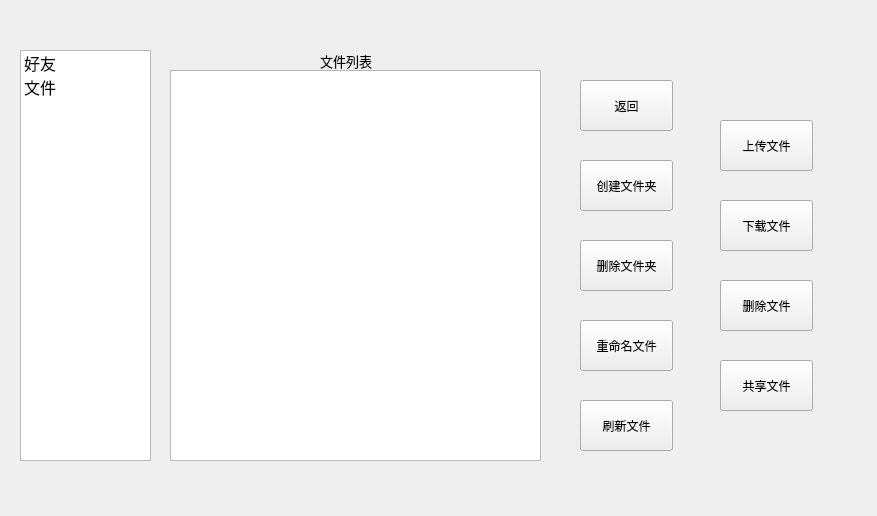
First picture: the form in TcpClient/mainmenu.ui, repository 13097339905/myNetworkDisk, before the edit.
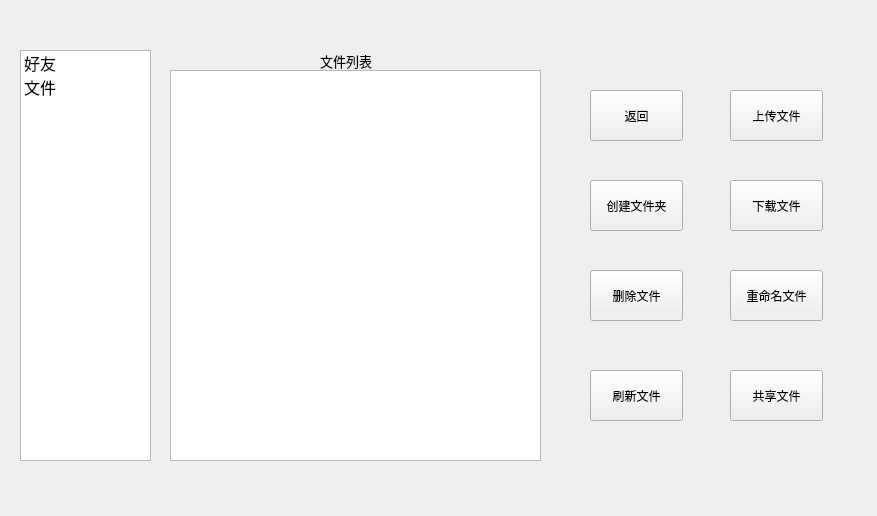
Second picture: the form after the edit.

Commit message: add delete file function

Diff of the .ui file:
```diff
--- a/TcpClient/mainmenu.ui
+++ b/TcpClient/mainmenu.ui
@@ -276,8 +276,8 @@
     <widget class="QPushButton" name="returnPushButton">
      <property name="geometry">
       <rect>
-       <x>410</x>
-       <y>50</y>
+       <x>420</x>
+       <y>60</y>
        <width>93</width>
        <height>51</height>
       </rect>
@@ -289,8 +289,8 @@
     <widget class="QPushButton" name="newFolderPushButton">
      <property name="geometry">
       <rect>
-       <x>410</x>
-       <y>130</y>
+       <x>420</x>
+       <y>150</y>
        <width>93</width>
        <height>51</height>
       </rect>
@@ -299,24 +299,11 @@
       <string>创建文件夹</string>
      </property>
     </widget>
-    <widget class="QPushButton" name="deleteFolderButton">
-     <property name="geometry">
-      <rect>
-       <x>410</x>
-       <y>210</y>
-       <width>93</width>
-       <height>51</height>
-      </rect>
-     </property>
-     <property name="text">
-      <string>删除文件夹</string>
-     </property>
-    </widget>
     <widget class="QPushButton" name="reNamePushButton">
      <property name="geometry">
       <rect>
-       <x>410</x>
-       <y>290</y>
+       <x>560</x>
+       <y>240</y>
        <width>93</width>
        <height>51</height>
       </rect>
@@ -328,8 +315,8 @@
     <widget class="QPushButton" name="flushFilePushButton">
      <property name="geometry">
       <rect>
-       <x>410</x>
-       <y>370</y>
+       <x>420</x>
+       <y>340</y>
        <width>93</width>
        <height>51</height>
       </rect>
@@ -341,8 +328,8 @@
     <widget class="QPushButton" name="uploadPushButton">
      <property name="geometry">
       <rect>
-       <x>550</x>
-       <y>90</y>
+       <x>560</x>
+       <y>60</y>
        <width>93</width>
        <height>51</height>
       </rect>
@@ -354,8 +341,8 @@
     <widget class="QPushButton" name="downloadPushButton">
      <property name="geometry">
       <rect>
-       <x>550</x>
-       <y>170</y>
+       <x>560</x>
+       <y>150</y>
        <width>93</width>
        <height>51</height>
       </rect>
@@ -367,8 +354,8 @@
     <widget class="QPushButton" name="deleteFilePushButton">
      <property name="geometry">
       <rect>
-       <x>550</x>
-       <y>250</y>
+       <x>420</x>
+       <y>240</y>
        <width>93</width>
        <height>51</height>
       </rect>
@@ -380,8 +367,8 @@
     <widget class="QPushButton" name="shareFilePushButton">
      <property name="geometry">
       <rect>
-       <x>550</x>
-       <y>330</y>
+       <x>560</x>
+       <y>340</y>
        <width>93</width>
        <height>51</height>
       </rect>
```
The commit also changes 16 other files.
